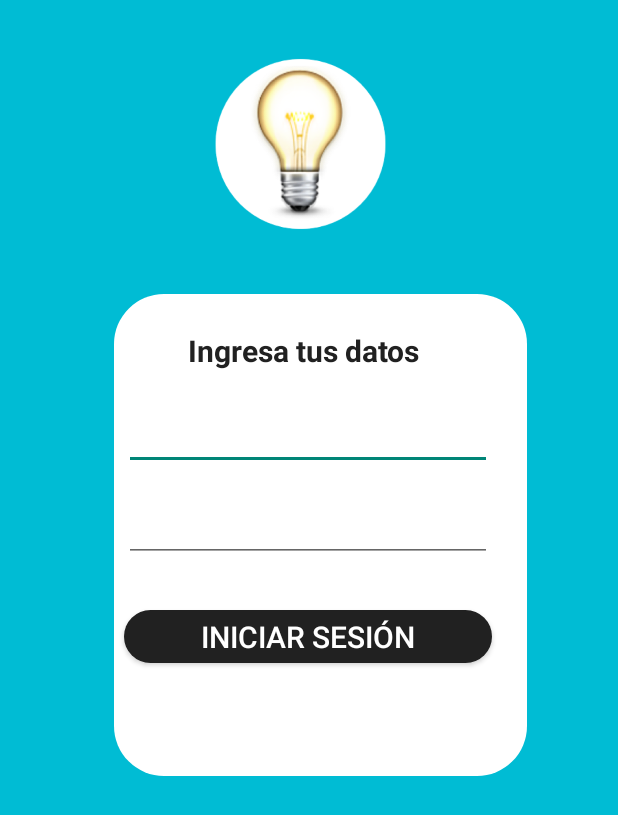
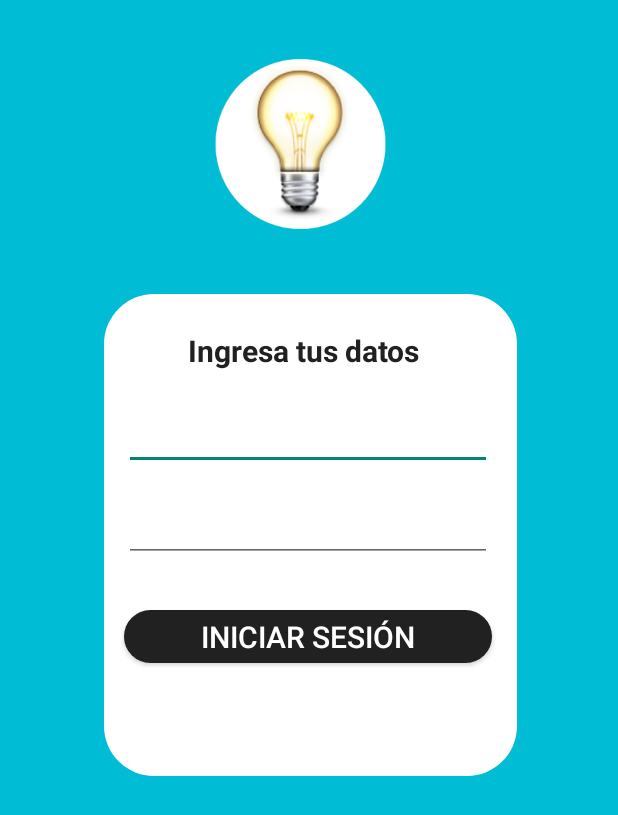
Before and after one commit to FerNanDoAnc/Edel_Home, an Android app: the screen it shows after launch (LoginActivity), on a phone screen of 412 x 824 dp. Shown: the top 815 px of the screen. Run offline under Robolectric (Android 15) with nearby library versions, the phone set to English and light mode, and no system bars.

Commit message:
v2.4 Cambio de login

```diff
--- a/app/src/main/res/layout/activity_login.xml
+++ b/app/src/main/res/layout/activity_login.xml
@@ -17,7 +17,7 @@
         android:layout_marginTop="196dp"
         android:background="@drawable/blanco"
         app:layout_constraintEnd_toEndOf="parent"
-        app:layout_constraintHorizontal_bias="0.557"
+        app:layout_constraintHorizontal_bias="0.506"
         app:layout_constraintStart_toStartOf="parent"
         app:layout_constraintTop_toTopOf="parent" />
 
```
Also changed, not shown: 1 other file.
